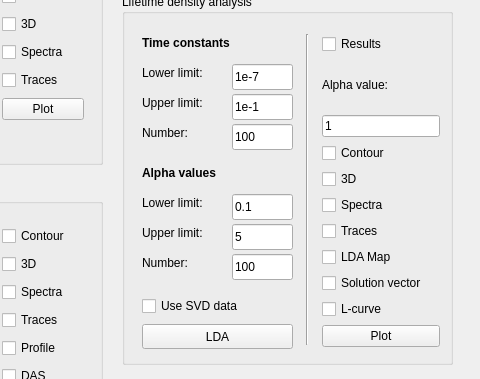
The window that gui/interface.ui (deef128/trtoolbox) describes before a commit, drawn with Qt 5; both pictures show x 438 to 918 and y 145 to 524 of the 918 by 641 pixel window.
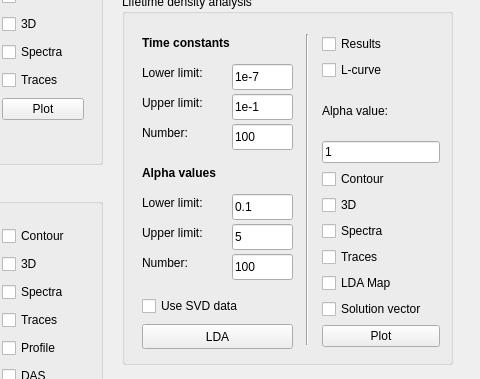
The same window after the commit.

What changed in the file:
```diff
--- a/gui/interface.ui
+++ b/gui/interface.ui
@@ -476,6 +476,13 @@
        </property>
       </widget>
      </item>
+     <item>
+      <widget class="QCheckBox" name="cb_lda_lcruve">
+       <property name="text">
+        <string>L-curve</string>
+       </property>
+      </widget>
+     </item>
      <item>
       <widget class="QLabel" name="label_13">
        <property name="text">
@@ -532,13 +539,6 @@
        </property>
       </widget>
      </item>
-     <item>
-      <widget class="QCheckBox" name="cb_lda_lcruve">
-       <property name="text">
-        <string>L-curve</string>
-       </property>
-      </widget>
-     </item>
      <item>
       <widget class="QPushButton" name="pb_lda_plot">
        <property name="text">
```
